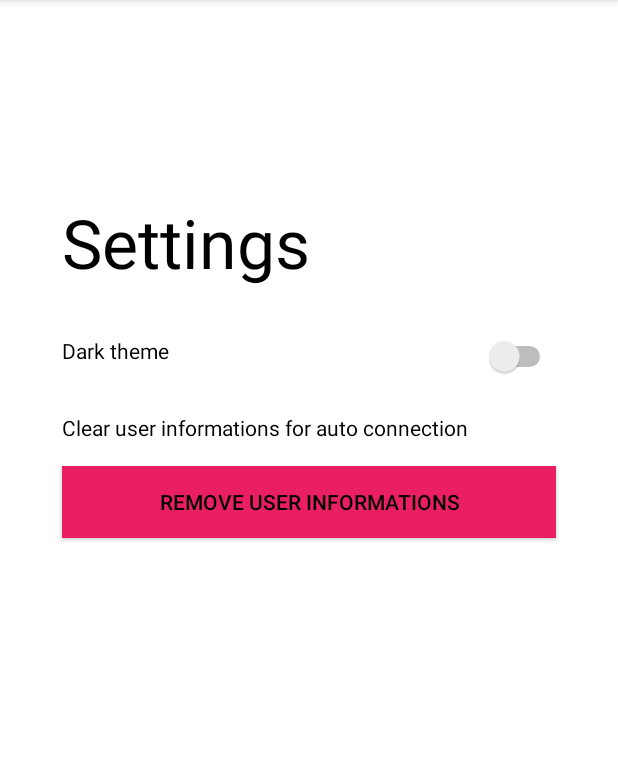
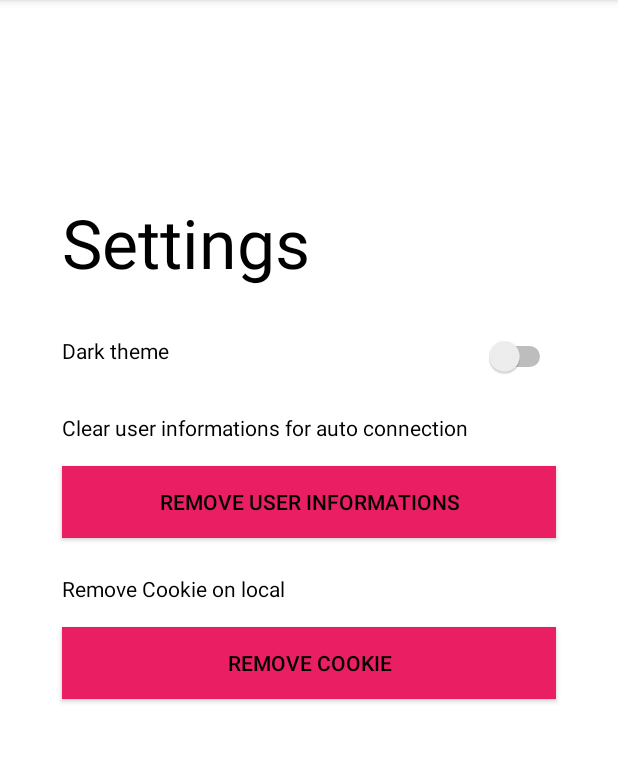
Before and after one commit to Mromeo56/Liemie-okhttp, an Android app: the fragment SettingsFragment shown on its own in the app's theme, on a phone screen of 412 x 824 dp, the part 84-847 px from its top. Run offline under Robolectric (Android 15) with nearby library versions, the phone set to English and light mode, and no system bars.

```diff
--- a/app/src/main/AndroidManifest.xml
+++ b/app/src/main/AndroidManifest.xml
@@ -19,7 +19,8 @@
         <activity
             android:name=".MainActivity"
             android:label="@string/app_name"
-            android:theme="@style/AppTheme.NoActionBar">
+            android:theme="@style/AppTheme.NoActionBar"
+            android:screenOrientation="portrait">
             <intent-filter>
                 <action android:name="android.intent.action.MAIN" />
 
--- a/app/src/main/res/layout/activity_main.xml
+++ b/app/src/main/res/layout/activity_main.xml
@@ -60,7 +60,9 @@
         android:name="com.example.liemie.VisiteFragment"
         android:layout_width="match_parent"
         android:layout_height="match_parent"
-        android:layout_marginTop="55dp" />
+        android:layout_marginTop="55dp"
+        app:layout_anchor="@+id/include"
+        app:layout_anchorGravity="center" />
 
     <ProgressBar
         android:id="@+id/main_progressBar"
--- a/app/src/main/res/layout/fragment_settings.xml
+++ b/app/src/main/res/layout/fragment_settings.xml
@@ -17,6 +17,18 @@
         app:layout_constraintStart_toStartOf="@+id/guideline8"
         app:layout_constraintTop_toBottomOf="@+id/profil_textId2" />
 
+    <Button
+        android:id="@+id/settings_removeCookie"
+        android:layout_width="0dp"
+        android:layout_height="wrap_content"
+        android:layout_marginTop="16dp"
+        android:background="@color/colorPrimary"
+        android:text="@string/settings_cookieButton"
+        app:layout_constraintEnd_toStartOf="@+id/guideline9"
+        app:layout_constraintHorizontal_bias="1.0"
+        app:layout_constraintStart_toStartOf="@+id/guideline8"
+        app:layout_constraintTop_toBottomOf="@+id/profil_textId3" />
+
     <TextView
         android:id="@+id/profil_textId2"
         android:layout_width="0dp"
@@ -27,6 +39,17 @@
         app:layout_constraintHorizontal_bias="0.0"
         app:layout_constraintStart_toStartOf="@+id/guideline8"
         app:layout_constraintTop_toBottomOf="@+id/textView" />
+
+    <TextView
+        android:id="@+id/profil_textId3"
+        android:layout_width="0dp"
+        android:layout_height="wrap_content"
+        android:layout_marginTop="24dp"
+        android:text="@string/settings_removeCookie"
+        app:layout_constraintEnd_toStartOf="@+id/guideline9"
+        app:layout_constraintHorizontal_bias="0.0"
+        app:layout_constraintStart_toStartOf="@+id/guideline8"
+        app:layout_constraintTop_toBottomOf="@+id/settings_removeSharedPref" />
 
     <TextView
         android:id="@+id/profil_id2"
--- a/app/src/main/res/layout/fragment_visite.xml
+++ b/app/src/main/res/layout/fragment_visite.xml
@@ -13,5 +13,7 @@
         app:layout_constraintBottom_toBottomOf="parent"
         app:layout_constraintEnd_toEndOf="parent"
         app:layout_constraintStart_toStartOf="parent"
-        app:layout_constraintTop_toTopOf="parent" />
+        app:layout_constraintTop_toTopOf="parent" >
+
+    </ListView>
 </androidx.swiperefreshlayout.widget.SwipeRefreshLayout>
--- a/app/src/main/res/values/strings.xml
+++ b/app/src/main/res/values/strings.xml
@@ -22,6 +22,8 @@
     <string name="login_offlineConnexion">Connection is offline</string>
     <string name="login_autoConnexion">Auto Connection is on</string>
     <string name="login_jsonError">JSON error</string>
+    <string name="login_disconnect">Disconnect</string>
+    <string name="login_disconnectMessage">Do you really want to disconnect ?</string>
 
     <string name="profil_title">Profile</string>
     <string name="profil_idText">Login</string>
@@ -30,8 +32,10 @@
     <string name="settings_title">Settings</string>
     <string name="settings_autoConnexionOption">Clear user informations for auto connection</string>
     <string name="settings_removeSharedPref">Remove user informations</string>
-    <string name="settings_removeWarning">The deletion of user information is irreversible</string>
+    <string name="settings_removeWarning">The deletion of this information is irreversible</string>
     <string name="settings_darkTheme">Dark theme</string>
+    <string name="settings_removeCookie">Remove Cookie on local</string>
+    <string name="settings_cookieButton">Remove cookie</string>
 
     <!-- TODO: Remove or change this placeholder text -->
     <string name="hello_blank_fragment">Hello blank fragment</string>
```
Also changed, not shown: app/src/main/java/com/example/liemie/MainActivity.java (+58 -11 lines), app/src/main/java/com/example/liemie/Patient.java (added, +31 -0 lines), app/src/main/java/com/example/liemie/Visite.java (+7 -1 lines), app/src/main/java/com/example/liemie/VisiteAdaptater.java (+3 -8 lines), app/src/main/java/com/example/liemie/http/Modele.java (+39 -1 lines), app/src/main/res/layout/vue_rdv.xml (+10 -12 lines), 1 other file.
